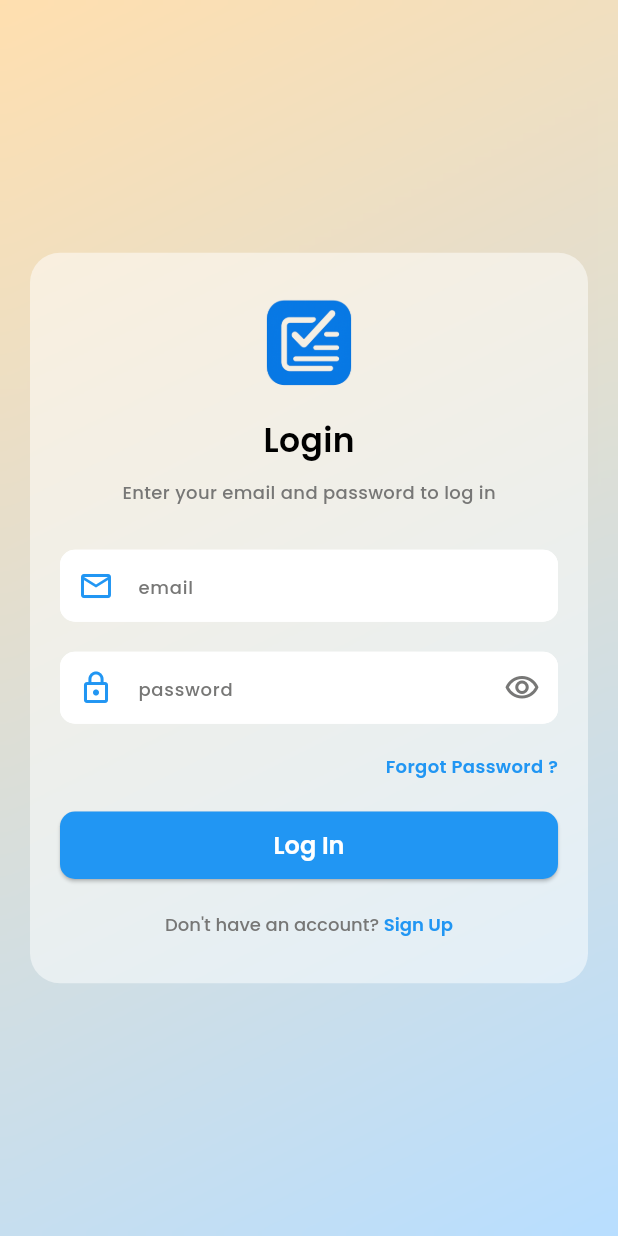
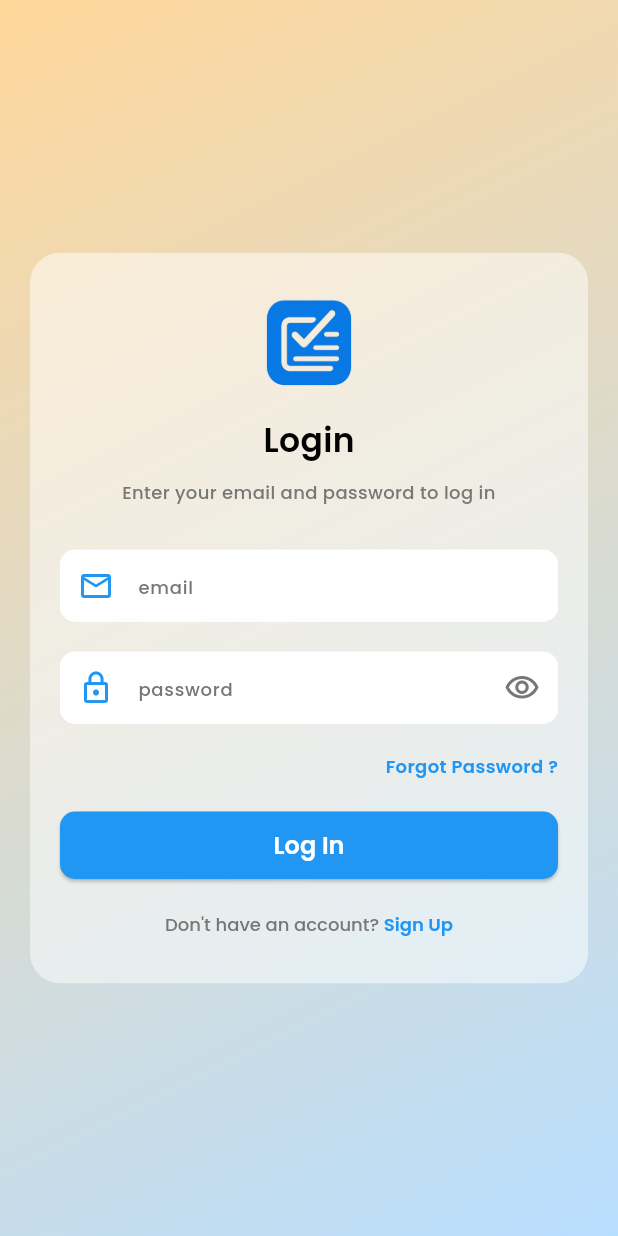
Before and after one commit to pavan0209/task_manager_firebase, a Flutter app: the screen it shows after launch, on a phone screen of 412 x 824 dp. Run offline on Flutter 3.47's test engine with Material 3 defaults, Android fonts, the phone set to English and light mode, and no system bars; our stand-ins replace auto_route, firebase_auth, firebase_core; accounts and stored records are empty; generated files the repository leaves out were written again.

Commit message:
optimized UI for login screen

```diff
--- a/lib/screens/login.dart
+++ b/lib/screens/login.dart
@@ -1,9 +1,8 @@
-import 'dart:ui';
 import 'package:auto_route/auto_route.dart';
+import 'package:flutter/gestures.dart';
 import 'package:flutter/material.dart';
 
 import 'package:task_manager_firebase/screens/mixin/index.dart';
-import 'package:task_manager_firebase/screens/widgets/button.dart';
 import 'package:task_manager_firebase/screens/widgets/index.dart';
 import 'package:task_manager_firebase/service/index.dart';
 import 'package:task_manager_firebase/styles/index.dart';
@@ -25,19 +24,21 @@ class _LoginPageState extends BaseState<LoginPage> with BasicPage {
 
   @override
   Widget body(BuildContext context) {
-    return Container(
-      height: double.infinity,
+    final router = AutoRouter.of(context);
+    return SingleChildScrollView(
+      child: Container(
+        height: MediaQuery.of(context).size.height,
+        padding: const EdgeInsets.symmetric(horizontal: 20),
         decoration: const BoxDecoration(
           gradient: LinearGradient(
-          colors: [Color.fromRGBO(255, 223, 175, 1), Color.fromRGBO(184, 222, 255, 1)],
+            colors: [
+              Color.fromRGBO(255, 215, 155, 1),
+              Color.fromRGBO(184, 222, 255, 1),
+            ],
             begin: AlignmentDirectional.topStart,
             end: AlignmentDirectional.bottomEnd,
           ),
         ),
-      child: BackdropFilter(
-        filter: ImageFilter.blur(sigmaX: 5, sigmaY: 5),
-        child: Padding(
-          padding: const EdgeInsets.symmetric(horizontal: 20),
         child: Center(
           child: Container(
             decoration: BoxDecoration(
@@ -49,17 +50,19 @@ class _LoginPageState extends BaseState<LoginPage> with BasicPage {
               key: _formKey,
               child: Column(
                 mainAxisSize: MainAxisSize.min,
-                  mainAxisAlignment: MainAxisAlignment.center,
                 children: [
-                    Image.asset(
-                      AppImageAssets.appLogo,
-                      height: 80,
-                    ),
+                  Image.asset(AppImageAssets.appLogo, height: 80),
                   const SizedBox(height: AppSpacing.standardSpacing),
                   Text('Login', style: AppStyles.blackTitleLargeTextStyle()),
                   const SizedBox(height: AppSpacing.standardSpacing),
-                    Text('Enter your email and password to log in', style: AppStyles.greyBodySmallTextStyle()),
+                  Text(
+                    'Enter your email and password to log in',
+                    style: AppStyles.greyBodySmallTextStyle(),
+                    textAlign: TextAlign.center,
+                  ),
                   const SizedBox(height: AppSpacing.extraSpacing),
+
+                  // Email Field
                   AppTextField(
                     controller: _emailController,
                     filled: true,
@@ -69,50 +72,50 @@ class _LoginPageState extends BaseState<LoginPage> with BasicPage {
                     prefixIcon: Icon(Icons.email_outlined, color: AppColors.blue),
                   ),
                   const SizedBox(height: AppSpacing.largeSpacing),
+
+                  // Password Field
                   AppTextField(
                     controller: _passwordController,
                     filled: true,
                     fillColor: AppColors.white,
                     obscureText: isObscure,
                     obscuringCharacter: '*',
+                    hintText: 'password',
+                    hintStyle: AppStyles.greyBodySmallTextStyle(),
+                    prefixIcon: Icon(Icons.lock_outline, color: AppColors.blue),
                     suffixIcon: GestureDetector(
-                        onTap: () {
-                          setState(() {
-                            isObscure = !isObscure;
-                          });
-                        },
-
+                      onTap: () => setState(() => isObscure = !isObscure),
                       child: Icon(
                         isObscure ? Icons.visibility_outlined : Icons.visibility_off_outlined,
                         color: AppColors.grey,
                       ),
                     ),
-                      hintText: 'password',
-                      hintStyle: AppStyles.greyBodySmallTextStyle(),
-                      prefixIcon: Icon(Icons.lock_outline, color: AppColors.blue),
-
                   ),
                   const SizedBox(height: AppSpacing.largeSpacing),
-                    Row(
-                      mainAxisAlignment: MainAxisAlignment.end,
-                      children: [
-                        Text('Forgot Password ?', style: AppStyles.blueBodySmallTextStyle()),
-                      ],
+
+                  Align(
+                    alignment: Alignment.centerRight,
+                    child: Text('Forgot Password ?', style: AppStyles.blueBodySmallTextStyle()),
                   ),
                   const SizedBox(height: AppSpacing.largeSpacing),
+
                   AppElevatedButton(onPressed: () {}, label: 'Log In'),
                   const SizedBox(height: AppSpacing.largeSpacing),
+
                   RichText(
                     text: TextSpan(
                       children: [
                         TextSpan(text: 'Don\'t have an account? ', style: AppStyles.greyBodySmallTextStyle()),
-                          TextSpan(text: 'Sign Up', style: AppStyles.blueBodySmallTextStyle())
+                        TextSpan(
+                          text: 'Sign Up',
+                          style: AppStyles.blueBodySmallTextStyle(),
+                          recognizer: TapGestureRecognizer()..onTap = () => router.replaceNamed('/register'),
+                        ),
                       ],
                     ),
                   ),
                   const SizedBox(height: AppSpacing.standardSpacing),
                 ],
-                ),
               ),
             ),
           ),
```
Lines whose indentation alone changed are shown as unchanged.
